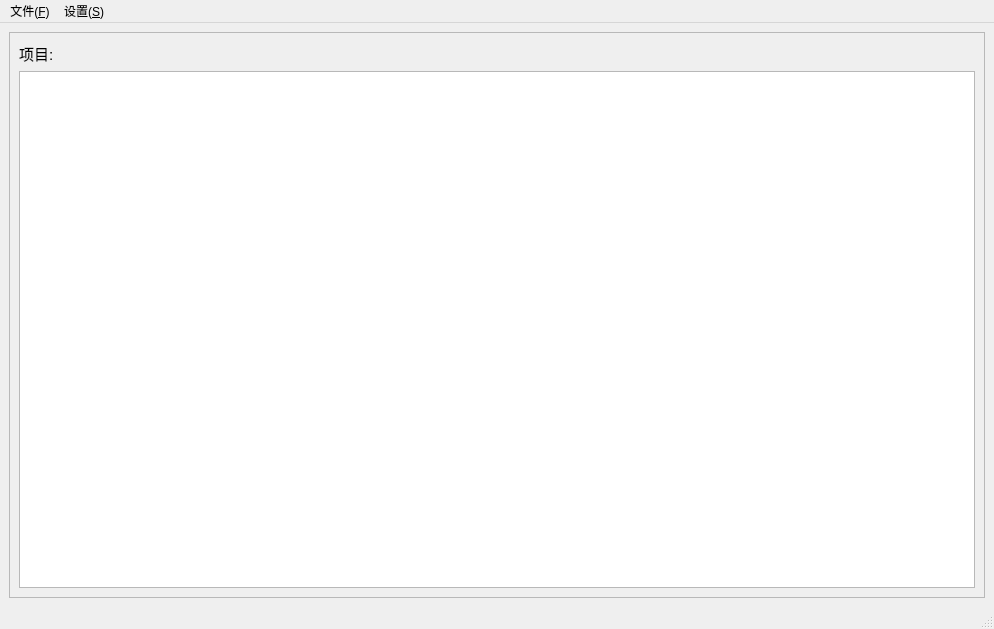
Before: the Qt Designer form album/mainwindow.ui in RoadToSea/Qt_projects, drawn with Qt 5.
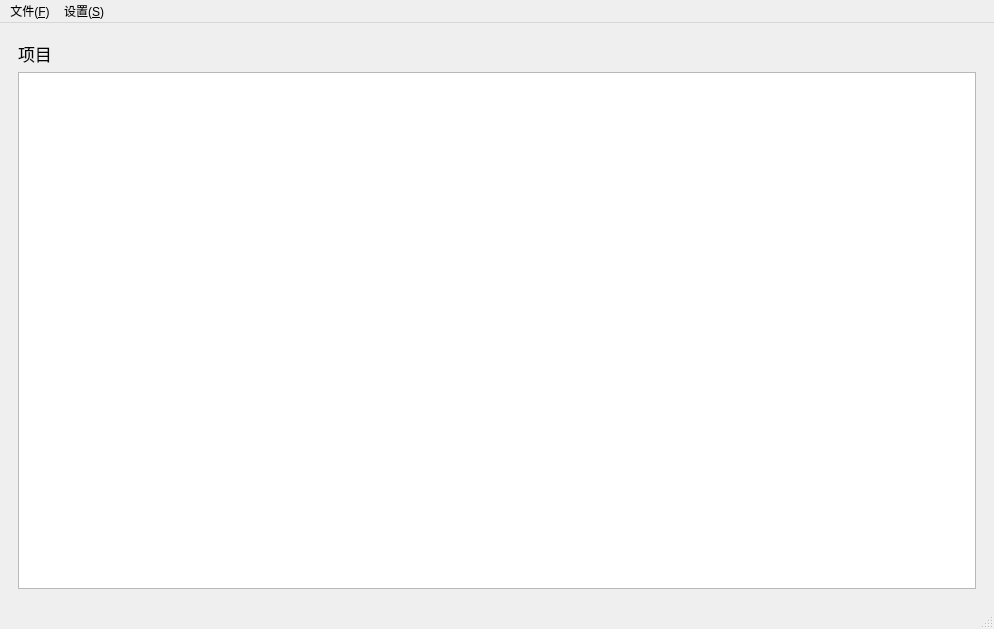
After: the same form once the commit is applied. Custom widgets are drawn as their Qt base class.

```diff
--- a/album/mainwindow.ui
+++ b/album/mainwindow.ui
@@ -14,35 +14,40 @@
    <string>电子相册</string>
   </property>
   <widget class="QWidget" name="centralwidget">
-   <layout class="QHBoxLayout" name="horizontalLayout" stretch="2,5">
+   <layout class="QHBoxLayout" name="horizontalLayout" stretch="2,6">
     <item>
-     <widget class="QFrame" name="porTree">
-      <property name="frameShape">
-       <enum>QFrame::StyledPanel</enum>
-      </property>
-      <property name="frameShadow">
-       <enum>QFrame::Raised</enum>
+     <widget class="QWidget" name="proTree" native="true">
+      <property name="minimumSize">
+       <size>
+        <width>300</width>
+        <height>0</height>
+       </size>
       </property>
       <layout class="QVBoxLayout" name="verticalLayout">
        <item>
         <widget class="QLabel" name="label">
          <property name="font">
           <font>
-           <pointsize>11</pointsize>
+           <pointsize>13</pointsize>
           </font>
          </property>
          <property name="text">
-          <string>项目:</string>
+          <string>项目</string>
          </property>
         </widget>
        </item>
        <item>
         <widget class="ProTree" name="treeView">
-         <property name="sizePolicy">
-          <sizepolicy hsizetype="Preferred" vsizetype="Expanding">
-           <horstretch>0</horstretch>
-           <verstretch>0</verstretch>
-          </sizepolicy>
+         <property name="minimumSize">
+          <size>
+           <width>0</width>
+           <height>0</height>
+          </size>
+         </property>
+         <property name="font">
+          <font>
+           <pointsize>11</pointsize>
+          </font>
          </property>
         </widget>
        </item>
```
